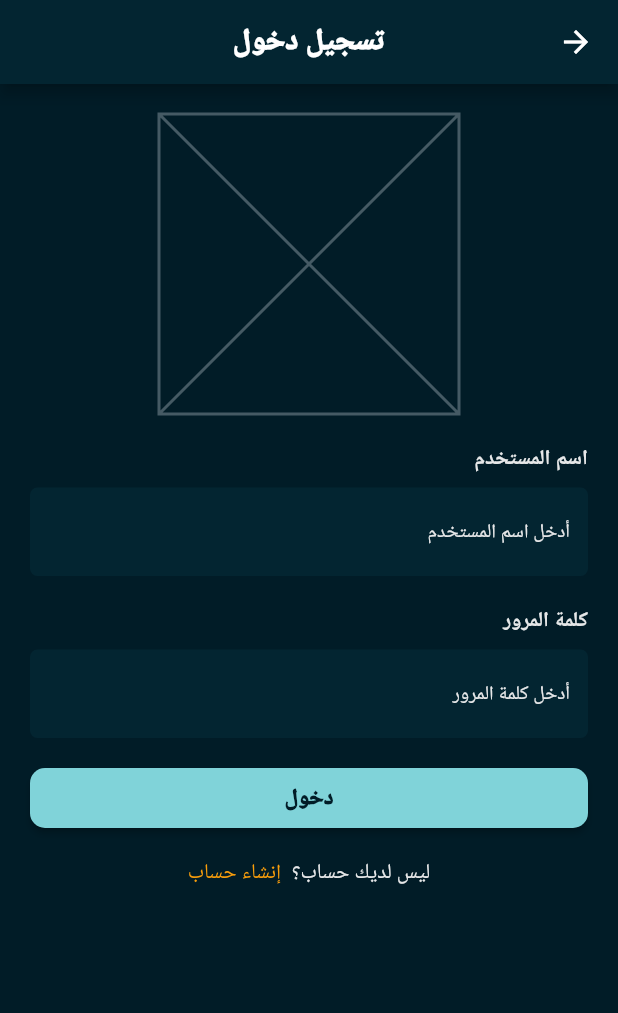
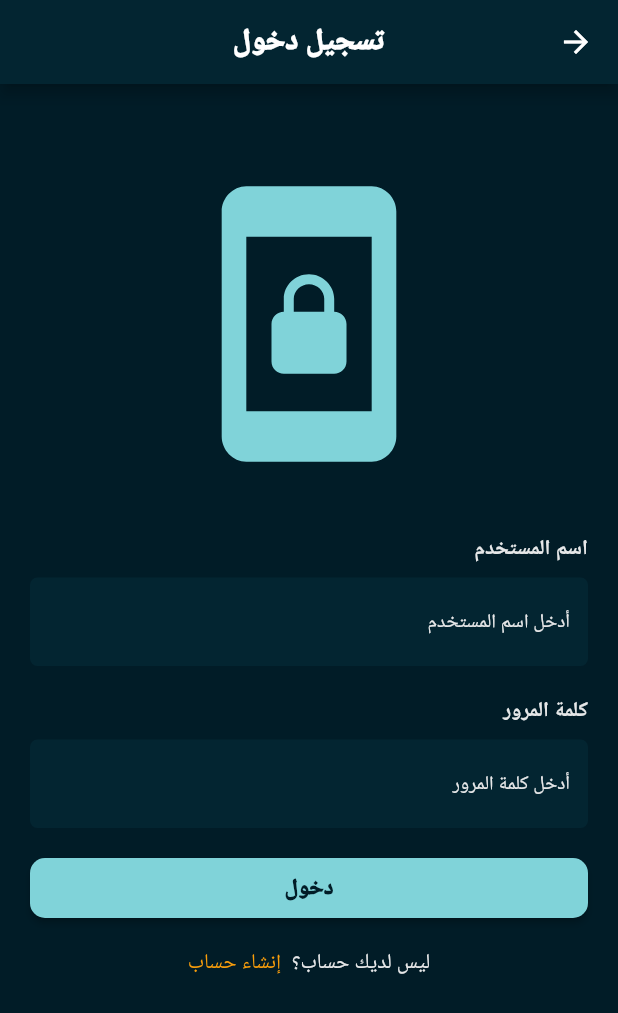
Before and after one commit to mhdkadi/sheryan, a Flutter app: the LoginView screen opened by its route, on a phone screen of 412 x 824 dp. Shown: the top 1013 px of the screen. Run offline on Flutter 3.47's test engine with Material 2 defaults, Android fonts, the light colour scheme and no system bars; drawn by our look-alikes of reactive_forms; our stand-ins replace awesome_notifications, bot_toast, cached_network_image, device_info_plus, dio, firebase_core and 9 more; accounts and stored records are empty; Roboto replaces fonts that are missing (JA); key blocks and very long unbroken strings in the code were emptied for the run.

Commit message:
init commit

```diff
--- a/lib/app/core/constants/urls.dart
+++ b/lib/app/core/constants/urls.dart
@@ -3,7 +3,7 @@
 class ConstUrls {
   static String baseUrl() {
     if (appMode != AppMode.release) {
-      return "http://172.20.10.6:3000/";
+      return "https://api.hala-technology.com/shryan-backend/";
     } else {
       return "";
     }
--- a/lib/app/core/theme/colors.dart
+++ b/lib/app/core/theme/colors.dart
@@ -12,7 +12,7 @@
   static const Color background = Color(0xff011c27);
   static const Color greenBackground = Color(0xff12201D);
   static const Color redBackground = Color.fromARGB(255, 34, 17, 17);
-  static const Color gray = Color(0xffE6E7E8);
+  static const Color gray = Color.fromARGB(255, 187, 187, 187);
   static const Color backgroundTextFilled = Color(0xff222224);
   static const Color font = Color(0xffE6E7E8);
   static const Color codeInput = Color(0xffE6E7E8);
--- a/lib/app/modules/auth/login/login_view.dart
+++ b/lib/app/modules/auth/login/login_view.dart
@@ -51,12 +51,13 @@
                     padding: const EdgeInsets.all(20),
                     child: Column(
                       children: [
-                        const SizedBox(
-                          width: 200,
-                          height: 200,
-                          child: Placeholder(),
+                        const SizedBox(height: 40),
+                        const Icon(
+                          Icons.screen_lock_portrait_outlined,
+                          size: 200,
+                          color: AppColors.secondry,
                         ),
-                        const SizedBox(height: 20),
+                        const SizedBox(height: 40),
                         HeaderTextField(
                           widgetState: widgetState,
                           formControlName: "username",
--- a/lib/app/modules/home/main_home/bottom_widgets.dart
+++ b/lib/app/modules/home/main_home/bottom_widgets.dart
@@ -48,9 +48,9 @@
                         child: Column(
                           mainAxisSize: MainAxisSize.min,
                           children: [
-                            const Row(
+                            Row(
                               mainAxisAlignment: MainAxisAlignment.center,
-                              children: [
+                              children: const [
                                 Icon(
                                   Icons.keyboard_arrow_down_rounded,
                                   color: AppColors.font,
--- a/lib/app_initialize.dart
+++ b/lib/app_initialize.dart
@@ -12,9 +12,9 @@
     }
     HttpOverrides.global = MyHttpOverrides();
     // await initializeAwesomeNotifications();
-    FirebaseMessaging.onBackgroundMessage(firebaseMessagingBackgroundHandler);
-    await NotificationService.instance.initializeNotifications();
-    DataHelper.packageInfo = await PackageInfo.fromPlatform();
+    // FirebaseMessaging.onBackgroundMessage(firebaseMessagingBackgroundHandler);
+    // await NotificationService.instance.initializeNotifications();
+    // DataHelper.packageInfo = await PackageInfo.fromPlatform();
     SystemChrome.setPreferredOrientations([
       DeviceOrientation.portraitUp,
       DeviceOrientation.portraitDown,
--- a/lib/main.dart
+++ b/lib/main.dart
@@ -2,18 +2,14 @@
 import 'dart:io';
 
 import 'package:bot_toast/bot_toast.dart';
-import 'package:firebase_messaging/firebase_messaging.dart';
 import 'package:flutter/foundation.dart';
 import 'package:flutter/material.dart';
 import 'package:flutter/services.dart';
 import 'package:get/get.dart';
 import 'package:local_database/config/main_service.dart';
-import 'package:package_info_plus/package_info_plus.dart';
-import 'package:sheryan/app/core/services/notifications/firebase_cloud_messaging.dart';
 import 'package:sheryan/app/modules/auth/auth_module.dart';
 
 import 'app/core/constants/globals.dart';
-import 'app/core/helpers/data_helper.dart';
 import 'app/core/theme/colors.dart';
 import 'app/core/theme/theme.dart';
 import 'app/core/utils/logger.dart';
@@ -44,7 +40,7 @@
       initialRoute: AuthModule.authInitialRoute,
       getPages: AppPages.appRoutes,
       initialBinding: AppInitialBindings(),
-      debugShowCheckedModeBanner: appMode != AppMode.release,
+      debugShowCheckedModeBanner: false,
       enableLog: appMode != AppMode.release,
       theme: CustomTheme.lightTheme(context),
       builder: BotToastInit(),
```
Also changed, not shown: pubspec.lock, 7 other files.
